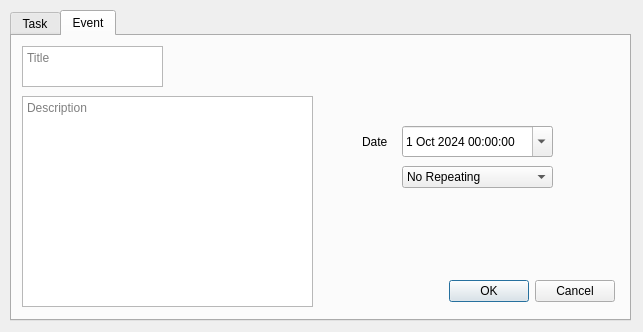
First picture: the form in App/AddWindow.ui, repository BadrGello/Task-Management-App, before the edit.
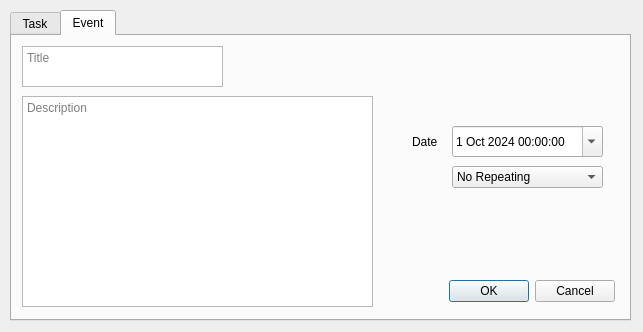
Second picture: the form after the edit. The open tabs and pages were chosen to show the change.

What changed in the file:
```diff
--- a/App/AddWindow.ui
+++ b/App/AddWindow.ui
@@ -306,7 +306,7 @@
     <widget class="QLabel" name="EventDateLabel">
      <property name="geometry">
       <rect>
-       <x>350</x>
+       <x>400</x>
        <y>90</y>
        <width>31</width>
        <height>31</height>
@@ -319,7 +319,7 @@
     <widget class="QDateTimeEdit" name="EventDate">
      <property name="geometry">
       <rect>
-       <x>390</x>
+       <x>440</x>
        <y>90</y>
        <width>151</width>
        <height>31</height>
@@ -345,7 +345,7 @@
     <widget class="QComboBox" name="EventRepeatValue">
      <property name="geometry">
       <rect>
-       <x>390</x>
+       <x>440</x>
        <y>130</y>
        <width>151</width>
        <height>22</height>
@@ -388,7 +388,7 @@
       <rect>
        <x>10</x>
        <y>10</y>
-       <width>141</width>
+       <width>201</width>
        <height>41</height>
       </rect>
      </property>
@@ -404,7 +404,7 @@
       <rect>
        <x>10</x>
        <y>60</y>
-       <width>291</width>
+       <width>351</width>
        <height>211</height>
       </rect>
      </property>
```
Left out of the diff: 6 changed lines with no effect on the pictures.
